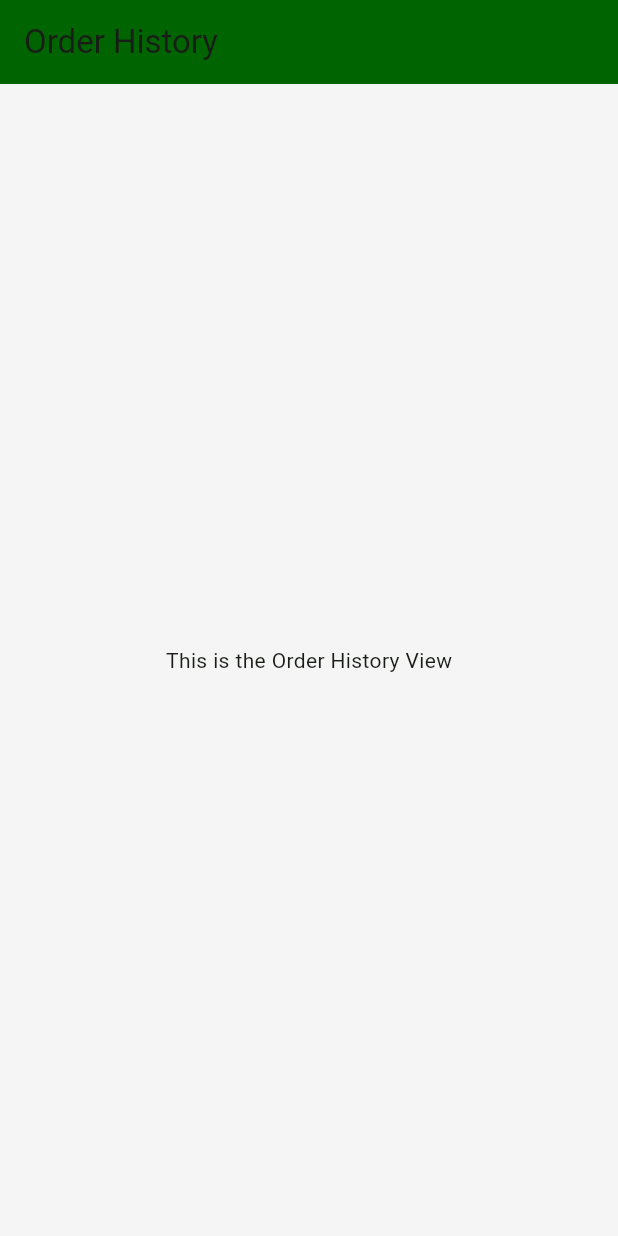
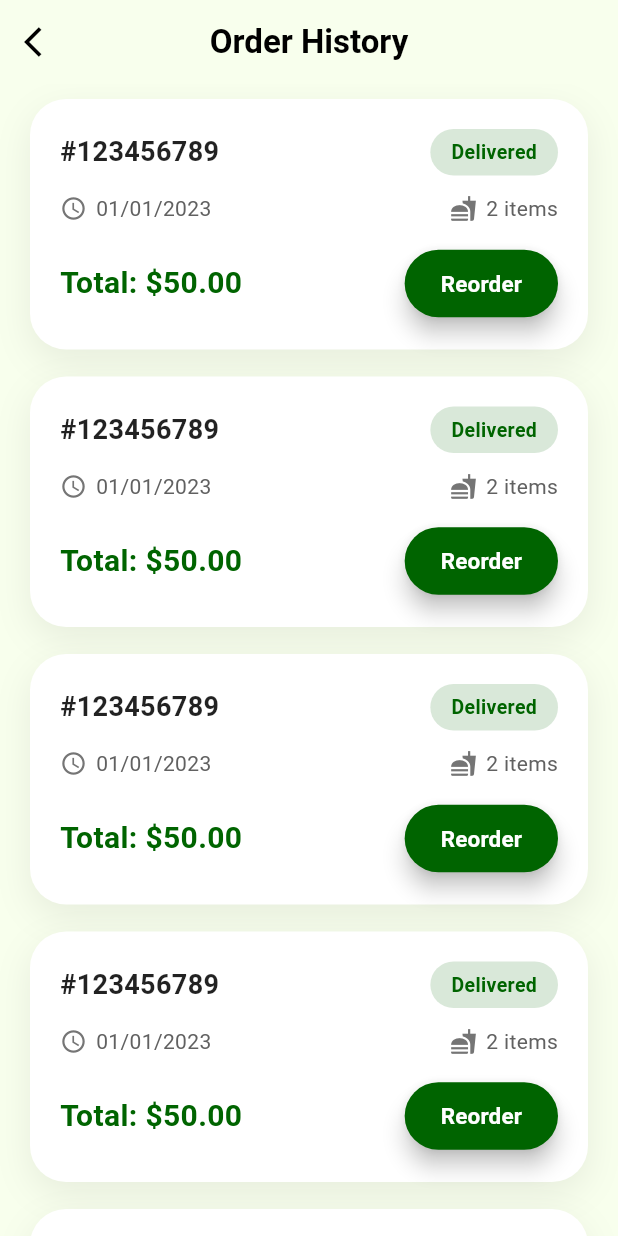
Before and after one commit to Abdelrahmanhani13/foodapp, a Flutter app: the OrderHistory screen opened by its route, on a phone screen of 412 x 824 dp. Run offline on Flutter 3.47's test engine with Material 3 defaults, Android fonts, the phone set to English and light mode, and no system bars; our stand-ins replace go_router; network calls fail.

Commit message:
refactor order history view to enhance UI and display order details in a list

```diff
--- a/lib/features/order_history/presentation/views/order_history.dart
+++ b/lib/features/order_history/presentation/views/order_history.dart
@@ -1,4 +1,6 @@
 import 'package:flutter/material.dart';
+import 'package:foodapp/features/order_history/presentation/widgets/order_card.dart';
+import 'package:go_router/go_router.dart';
 
 class OrderHistory extends StatelessWidget {
   const OrderHistory({super.key});
@@ -6,13 +8,42 @@ class OrderHistory extends StatelessWidget {
   @override
   Widget build(BuildContext context) {
     return Scaffold(
+      backgroundColor: const Color(0xFFF8FFED),
       appBar: AppBar(
-        title: const Text('Order History'),
-        backgroundColor: const Color(0xFF006400),
+        backgroundColor: Colors.transparent,
+        elevation: 0,
+        leading: IconButton(
+          icon: const Icon(Icons.arrow_back_ios, color: Colors.black),
+          onPressed: () => context.pop(),
+        ),
+        title: const Text(
+          "Order History",
+          style: TextStyle(
+            color: Colors.black,
+            fontWeight: FontWeight.bold,
+            fontSize: 22,
+          ),
+        ),
+        centerTitle: true,
       ),
-      body: const Center(
-        child: Text('This is the Order History View'),
+      body: ListView.builder(
+        padding: const EdgeInsets.fromLTRB(20, 10, 20, 140), // 140 عشان الـ BottomNavBar ما يغطيش
+        itemCount: 10,
+        itemBuilder: (context, index) {
+          return orderCard(
+            orderId: "#123456789",
+            date: "01/01/2023",
+            itemsCount: 2,
+            total: 50.0,
+            status: "Delivered",
+          );
+        },
+
+
       ),
+
     );
   }
+
+
 }
```
